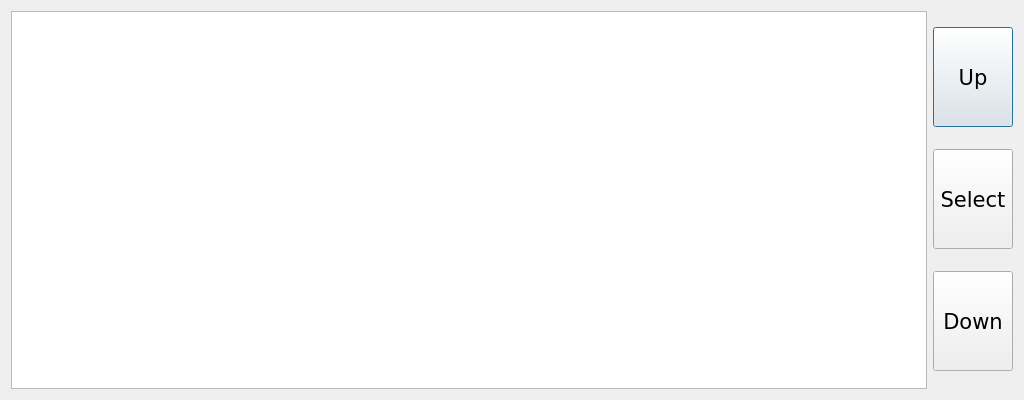
Old version of the form sterownik_glowny/bc_client/citemsmenu.ui in the repository bremenpl/bateria_cenralna.
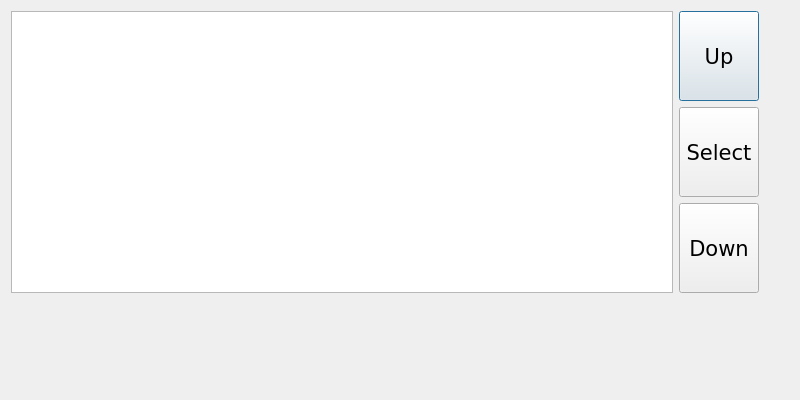
New version of the form.

```diff
--- a/sterownik_glowny/bc_client/citemsmenu.ui
+++ b/sterownik_glowny/bc_client/citemsmenu.ui
@@ -6,13 +6,13 @@
    <rect>
     <x>0</x>
     <y>0</y>
-    <width>1024</width>
+    <width>800</width>
     <height>400</height>
    </rect>
   </property>
   <property name="minimumSize">
    <size>
-    <width>924</width>
+    <width>800</width>
     <height>400</height>
    </size>
   </property>
@@ -20,8 +20,112 @@
    <string>Dialog</string>
   </property>
   <layout class="QGridLayout" name="gridLayout">
+   <item row="0" column="1">
+    <layout class="QVBoxLayout" name="verticalLayout">
+     <item>
+      <widget class="QPushButton" name="pbItemsUp">
+       <property name="minimumSize">
+        <size>
+         <width>0</width>
+         <height>90</height>
+        </size>
+       </property>
+       <property name="maximumSize">
+        <size>
+         <width>16777215</width>
+         <height>90</height>
+        </size>
+       </property>
+       <property name="font">
+        <font>
+         <family>DejaVu Sans</family>
+         <pointsize>16</pointsize>
+        </font>
+       </property>
+       <property name="text">
+        <string>Up</string>
+       </property>
+      </widget>
+     </item>
+     <item>
+      <widget class="QPushButton" name="pbItemsEnter">
+       <property name="minimumSize">
+        <size>
+         <width>0</width>
+         <height>90</height>
+        </size>
+       </property>
+       <property name="maximumSize">
+        <size>
+         <width>16777215</width>
+         <height>90</height>
+        </size>
+       </property>
+       <property name="font">
+        <font>
+         <family>DejaVu Sans</family>
+         <pointsize>16</pointsize>
+        </font>
+       </property>
+       <property name="text">
+        <string>Select</string>
+       </property>
+      </widget>
+     </item>
+     <item>
+      <widget class="QPushButton" name="pbItemsDown">
+       <property name="minimumSize">
+        <size>
+         <width>0</width>
+         <height>90</height>
+        </size>
+       </property>
+       <property name="maximumSize">
+        <size>
+         <width>16777215</width>
+         <height>90</height>
+        </size>
+       </property>
+       <property name="font">
+        <font>
+         <family>DejaVu Sans</family>
+         <pointsize>16</pointsize>
+        </font>
+       </property>
+       <property name="text">
+        <string>Down</string>
+       </property>
+      </widget>
+     </item>
+    </layout>
+   </item>
+   <item row="1" column="0">
+    <spacer name="verticalSpacer">
+     <property name="orientation">
+      <enum>Qt::Vertical</enum>
+     </property>
+     <property name="sizeHint" stdset="0">
+      <size>
+       <width>20</width>
+       <height>40</height>
+      </size>
+     </property>
+    </spacer>
+   </item>
    <item row="0" column="0">
     <widget class="QTableView" name="tvItems">
+     <property name="minimumSize">
+      <size>
+       <width>0</width>
+       <height>0</height>
+      </size>
+     </property>
+     <property name="maximumSize">
+      <size>
+       <width>16777215</width>
+       <height>300</height>
+      </size>
+     </property>
      <property name="font">
       <font>
        <family>DejaVu Sans</family>
@@ -40,84 +144,21 @@
      </attribute>
     </widget>
    </item>
-   <item row="0" column="1">
-    <layout class="QVBoxLayout" name="verticalLayout">
-     <item>
-      <widget class="QPushButton" name="pbItemsUp">
-       <property name="minimumSize">
-        <size>
-         <width>0</width>
-         <height>100</height>
-        </size>
-       </property>
-       <property name="maximumSize">
-        <size>
-         <width>16777215</width>
-         <height>100</height>
-        </size>
-       </property>
-       <property name="font">
-        <font>
-         <family>DejaVu Sans</family>
-         <pointsize>16</pointsize>
-        </font>
-       </property>
-       <property name="text">
-        <string>Up</string>
-       </property>
-      </widget>
-     </item>
-     <item>
-      <widget class="QPushButton" name="pbItemsEnter">
-       <property name="minimumSize">
-        <size>
-         <width>0</width>
-         <height>100</height>
-        </size>
-       </property>
-       <property name="maximumSize">
-        <size>
-         <width>16777215</width>
-         <height>100</height>
-        </size>
-       </property>
-       <property name="font">
-        <font>
-         <family>DejaVu Sans</family>
-         <pointsize>16</pointsize>
-        </font>
-       </property>
-       <property name="text">
-        <string>Select</string>
-       </property>
-      </widget>
-     </item>
-     <item>
-      <widget class="QPushButton" name="pbItemsDown">
-       <property name="minimumSize">
-        <size>
-         <width>0</width>
-         <height>100</height>
-        </size>
-       </property>
-       <property name="maximumSize">
-        <size>
-         <width>16777215</width>
-         <height>100</height>
-        </size>
-       </property>
-       <property name="font">
-        <font>
-         <family>DejaVu Sans</family>
-         <pointsize>16</pointsize>
-        </font>
-       </property>
-       <property name="text">
-        <string>Down</string>
-       </property>
-      </widget>
-     </item>
-    </layout>
+   <item row="0" column="2">
+    <spacer name="horizontalSpacer">
+     <property name="orientation">
+      <enum>Qt::Horizontal</enum>
+     </property>
+     <property name="sizeType">
+      <enum>QSizePolicy::Fixed</enum>
+     </property>
+     <property name="sizeHint" stdset="0">
+      <size>
+       <width>30</width>
+       <height>20</height>
+      </size>
+     </property>
+    </spacer>
    </item>
   </layout>
  </widget>
```
